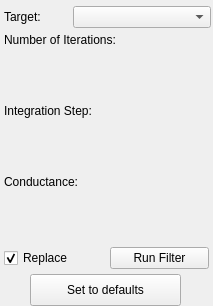
Above: src/Interface/ToolInterface/AnisotropicDiffusionFilterInterface.ui from SCIInstitute/Seg3D before the change. Below: the same form after it.
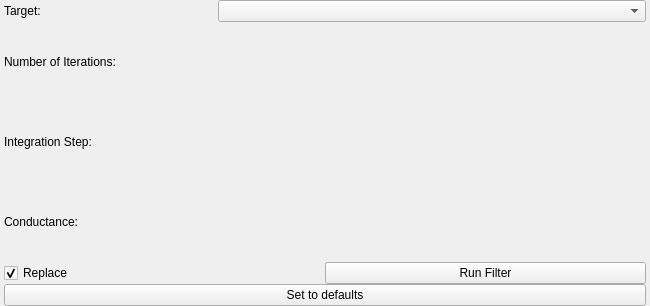
That is the form after the change.

What changed in the file:
```diff
--- a/src/Interface/ToolInterface/AnisotropicDiffusionFilterInterface.ui
+++ b/src/Interface/ToolInterface/AnisotropicDiffusionFilterInterface.ui
@@ -6,12 +6,12 @@
    <rect>
     <x>0</x>
     <y>0</y>
-    <width>213</width>
+    <width>650</width>
     <height>306</height>
    </rect>
   </property>
   <property name="sizePolicy">
-   <sizepolicy hsizetype="Fixed" vsizetype="Fixed">
+   <sizepolicy hsizetype="Preferred" vsizetype="Fixed">
     <horstretch>0</horstretch>
     <verstretch>0</verstretch>
    </sizepolicy>
@@ -24,22 +24,30 @@
   </property>
   <property name="maximumSize">
    <size>
-    <width>213</width>
+    <width>16777215</width>
     <height>306</height>
    </size>
   </property>
   <property name="windowTitle">
    <string>Anisotropic Diffusion Filter</string>
   </property>
-  <widget class="QWidget" name="layoutWidget_2">
-   <property name="geometry">
-    <rect>
-     <x>4</x>
-     <y>4</y>
-     <width>207</width>
-     <height>26</height>
-    </rect>
+  <layout class="QVBoxLayout" name="verticalLayout">
+   <property name="spacing">
+    <number>0</number>
    </property>
+   <property name="leftMargin">
+    <number>4</number>
+   </property>
+   <property name="topMargin">
+    <number>0</number>
+   </property>
+   <property name="rightMargin">
+    <number>4</number>
+   </property>
+   <property name="bottomMargin">
+    <number>0</number>
+   </property>
+   <item>
    <layout class="QHBoxLayout" name="activeHLayout" stretch="1,2">
     <property name="spacing">
      <number>0</number>
@@ -55,59 +63,8 @@
      <widget class="QComboBox" name="activeComboBox"/>
     </item>
    </layout>
-  </widget>
-  <widget class="QWidget" name="layoutWidget_6">
-   <property name="geometry">
-    <rect>
-     <x>4</x>
-     <y>121</y>
-     <width>205</width>
-     <height>51</height>
-    </rect>
-   </property>
-   <layout class="QHBoxLayout" name="integrationHLayout_bottom"/>
-  </widget>
-  <widget class="QWidget" name="layoutWidget_9">
-   <property name="geometry">
-    <rect>
-     <x>4</x>
-     <y>100</y>
-     <width>205</width>
-     <height>22</height>
-    </rect>
-   </property>
-   <layout class="QHBoxLayout" name="integrationHLayout_top">
-    <item>
-     <widget class="QLabel" name="integrationLabel">
-      <property name="text">
-       <string>Integration Step:</string>
-      </property>
-     </widget>
     </item>
     <item>
-     <spacer name="integrationHSpacer">
-      <property name="orientation">
-       <enum>Qt::Horizontal</enum>
-      </property>
-      <property name="sizeHint" stdset="0">
-       <size>
-        <width>40</width>
-        <height>20</height>
-       </size>
-      </property>
-     </spacer>
-    </item>
-   </layout>
-  </widget>
-  <widget class="QWidget" name="layoutWidget_8">
-   <property name="geometry">
-    <rect>
-     <x>4</x>
-     <y>29</y>
-     <width>205</width>
-     <height>22</height>
-    </rect>
-   </property>
    <layout class="QHBoxLayout" name="iterationsHLayout_top">
     <item>
      <widget class="QLabel" name="iterationsLabel">
@@ -130,27 +87,38 @@
      </spacer>
     </item>
    </layout>
-  </widget>
-  <widget class="QWidget" name="layoutWidget_7">
-   <property name="geometry">
-    <rect>
-     <x>4</x>
-     <y>50</y>
-     <width>205</width>
-     <height>51</height>
-    </rect>
-   </property>
+   </item>
+   <item>
    <layout class="QHBoxLayout" name="iterationsHLayout_bottom"/>
-  </widget>
-  <widget class="QWidget" name="layoutWidget_10">
-   <property name="geometry">
-    <rect>
-     <x>4</x>
-     <y>171</y>
-     <width>205</width>
-     <height>22</height>
-    </rect>
-   </property>
+   </item>
+   <item>
+    <layout class="QHBoxLayout" name="integrationHLayout_top">
+     <item>
+      <widget class="QLabel" name="integrationLabel">
+       <property name="text">
+        <string>Integration Step:</string>
+       </property>
+      </widget>
+     </item>
+     <item>
+      <spacer name="integrationHSpacer">
+       <property name="orientation">
+        <enum>Qt::Horizontal</enum>
+       </property>
+       <property name="sizeHint" stdset="0">
+        <size>
+         <width>40</width>
+         <height>20</height>
+        </size>
+       </property>
+      </spacer>
+     </item>
+    </layout>
+   </item>
+   <item>
+    <layout class="QHBoxLayout" name="integrationHLayout_bottom"/>
+   </item>
+   <item>
    <layout class="QHBoxLayout" name="conductanceHLayout">
     <item>
      <widget class="QLabel" name="conductanceLabel">
@@ -173,27 +141,11 @@
      </spacer>
     </item>
    </layout>
-  </widget>
-  <widget class="QWidget" name="layoutWidget_11">
-   <property name="geometry">
-    <rect>
-     <x>4</x>
-     <y>192</y>
-     <width>205</width>
-     <height>51</height>
-    </rect>
-   </property>
+   </item>
+   <item>
    <layout class="QHBoxLayout" name="conductanceHLayout_bottom"/>
-  </widget>
-  <widget class="QWidget" name="layoutWidget">
-   <property name="geometry">
-    <rect>
-     <x>4</x>
-     <y>242</y>
-     <width>205</width>
-     <height>32</height>
-    </rect>
-   </property>
+   </item>
+   <item>
    <layout class="QHBoxLayout" name="replaceInvertLayout">
     <item>
      <widget class="QCheckBox" name="replaceCheckBox">
@@ -207,26 +159,27 @@
     </item>
     <item>
      <widget class="QPushButton" name="invertButton">
+       <property name="sizePolicy">
+        <sizepolicy hsizetype="Minimum" vsizetype="Fixed">
+         <horstretch>0</horstretch>
+         <verstretch>0</verstretch>
+        </sizepolicy>
+       </property>
       <property name="text">
        <string>Run Filter</string>
       </property>
      </widget>
     </item>
    </layout>
-  </widget>
+   </item>
+   <item>
   <widget class="QPushButton" name="pushButton">
-   <property name="geometry">
-    <rect>
-     <x>30</x>
-     <y>274</y>
-     <width>151</width>
-     <height>32</height>
-    </rect>
-   </property>
    <property name="text">
     <string>Set to defaults</string>
    </property>
   </widget>
+   </item>
+  </layout>
  </widget>
  <resources/>
  <connections/>
```
Left out of the diff: 6 changed lines with no effect on the pictures. Lines whose indentation alone changed are shown as unchanged.
